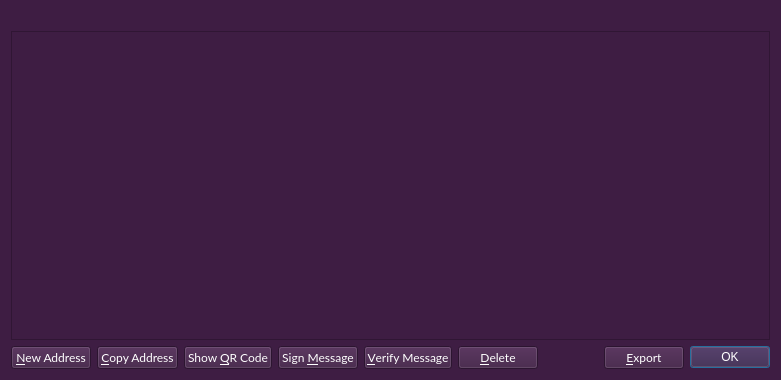
Old version of the form src/qt/forms/addressbookpage.ui in the repository talkcoin/talkcoin-wallet.
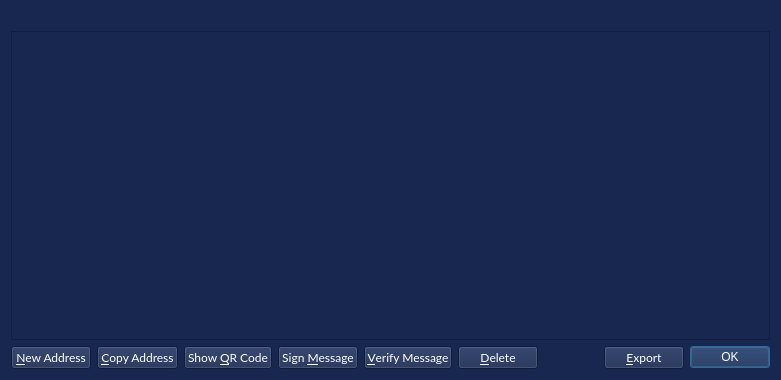
New version of the form. Icons and pictures are not drawn.

```diff
--- a/src/qt/forms/addressbookpage.ui
+++ b/src/qt/forms/addressbookpage.ui
@@ -20,8 +20,8 @@
    <string>Address Book</string>
   </property>
   <property name="styleSheet">
-   <string notr="true">background-color: rgb(62, 29, 67);
-border-color: rgb(103, 47, 82);
+   <string notr="true">background-color: rgb(23, 39, 79);
+border-color: rgb(38, 61, 121);
 color: rgb(255, 255, 255);
 </string>
   </property>
@@ -97,7 +97,7 @@
        </property>
        <property name="styleSheet">
         <string notr="true">QToolButton{
-border-color: rgb(103, 47, 82);}
+border-color: rgb(38, 61, 121);}
 QToolTip {
      color: white;
      font-size:9pt;font-family:'Lato';
@@ -132,7 +132,7 @@
        <property name="styleSheet">
         <string notr="true">
 QToolButton{
-border-color: rgb(103, 47, 82);}
+border-color: rgb(38, 61, 121);}
 QToolTip {
      color: white;
      font-size:9pt;font-family:'Lato';
@@ -162,7 +162,7 @@
        </property>
        <property name="styleSheet">
         <string notr="true">QToolButton{
-border-color: rgb(103, 47, 82);}
+border-color: rgb(38, 61, 121);}
 QToolTip {
      color: white;
      font-size:9pt;font-family:'Lato';
@@ -195,7 +195,7 @@
        </property>
        <property name="styleSheet">
         <string notr="true">QToolButton{
-border-color: rgb(103, 47, 82);}
+border-color: rgb(38, 61, 121);}
 QToolTip {
      color: white;
      font-size:9pt;font-family:'Lato';
@@ -228,7 +228,7 @@
        </property>
        <property name="styleSheet">
         <string notr="true">QToolButton{
-border-color: rgb(103, 47, 82);}
+border-color: rgb(38, 61, 121);}
 QToolTip {
      color: white;
      font-size:9pt;font-family:'Lato';
@@ -261,7 +261,7 @@
        </property>
        <property name="styleSheet">
         <string notr="true">QToolButton{
-border-color: rgb(103, 47, 82);}
+border-color: rgb(38, 61, 121);}
 QToolTip {
      color: white;
      font-size:9pt;font-family:'Lato';
@@ -307,7 +307,7 @@
        </property>
        <property name="styleSheet">
         <string notr="true">QToolButton{
-border-color: rgb(103, 47, 82);}
+border-color: rgb(38, 61, 121);}
 QToolTip {
      color: white;
      font-size:9pt;font-family:'Lato';
@@ -344,7 +344,7 @@
        <property name="styleSheet">
         <string notr="true">
 QDialogButtonBox{
-border-color: rgb(103, 47, 82);}
+border-color: rgb(38, 61, 121);}
 QToolTip {
      color: white;
      font-size:9pt;font-family:'Lato';
```
Left out of the diff: 36 changed lines with no effect on the pictures.
